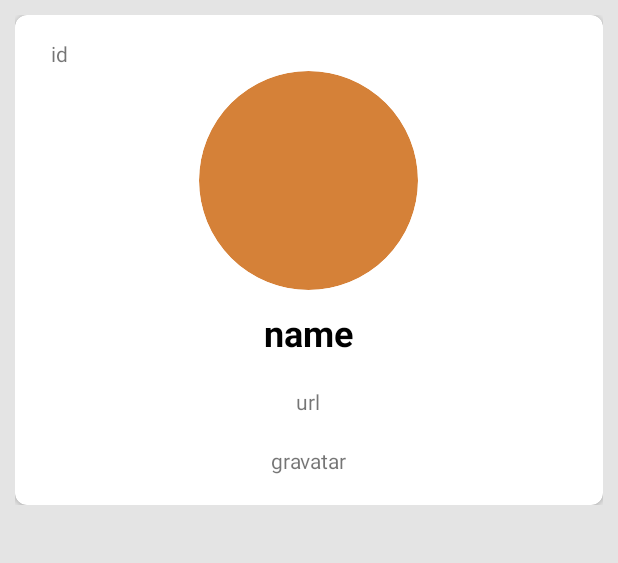
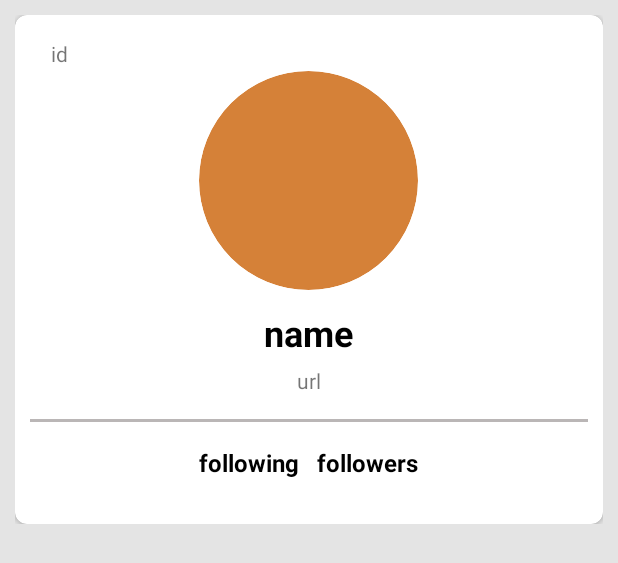
Before and after one commit to oaunkun1/TestWork, an Android app: the layout activity_proflie.xml on its own in the app's theme, with its tools: preview values and no code run, on a phone screen of 412 x 824 dp. Shown: the top 563 px of the screen. Run offline under Robolectric (Android 15) with nearby library versions, the phone set to English and light mode, and no system bars.

Commit message:
update xml

```diff
--- a/app/src/main/java/com/example/testwork/adapter/CustomListAdapter.kt
+++ b/app/src/main/java/com/example/testwork/adapter/CustomListAdapter.kt
@@ -33,6 +33,7 @@ class CustomListAdapter(private var productList: List<JsonResult>?) :
                 val name = item.actor.display_login
                 val type = item.type
                 val image = item.actor.avatar_url
+                val urls = item.actor.url
                 binding.textviewName.text = name
                 binding.textviewDetail.text = type
                 Glide
@@ -40,10 +41,13 @@ class CustomListAdapter(private var productList: List<JsonResult>?) :
                     .load(item.actor.avatar_url)
                     .error(R.drawable.account)
                     .into(binding.imageviewProduct)
+
             }
+
         }
 
     }
+
 
     inner class ViewHolder(view: View, val binding: ActivityLitsBinding) :
         RecyclerView.ViewHolder(view) {
--- a/app/src/main/res/layout/activity_proflie.xml
+++ b/app/src/main/res/layout/activity_proflie.xml
@@ -13,7 +13,6 @@
         android:layout_alignParentTop="true"
         android:layout_centerInParent="true">
 
-
         <androidx.constraintlayout.widget.ConstraintLayout
             android:layout_width="match_parent"
             android:layout_height="match_parent"
@@ -22,8 +21,8 @@
             <androidx.cardview.widget.CardView
                 android:layout_width="match_parent"
                 android:layout_height="wrap_content"
-                tools:ignore="MissingConstraints"
-                app:cardCornerRadius="8dp">
+                app:cardCornerRadius="8dp"
+                tools:ignore="MissingConstraints">
 
                 <RelativeLayout
                     android:layout_width="match_parent"
@@ -44,8 +43,8 @@
                         android:id="@+id/pro_acc"
                         android:layout_width="150dp"
                         android:layout_height="150dp"
+                        android:layout_below="@+id/id_acc"
                         android:layout_centerHorizontal="true"
-                        android:layout_below="@+id/id_acc"
                         android:src="#D58138"
                         app:civ_border_color="#FFFFFF"
                         app:civ_border_width="2dp"
@@ -53,51 +52,83 @@
                         tools:src="#D58138" />
 
                     <TextView
-                        android:id="@+id/name_display"
+                        android:id="@+id/User_name"
                         android:layout_width="wrap_content"
                         android:layout_height="wrap_content"
                         android:layout_below="@+id/pro_acc"
                         android:layout_centerHorizontal="true"
-                        android:padding="10dp"
+                        android:paddingTop="10dp"
+                        android:textColor="#000000"
                         android:textSize="24sp"
                         android:textStyle="bold"
-                        android:textColor="#000000"
                         tools:text="name"
                         tools:textSize="16sp" />
 
 
                     <TextView
-                        android:id="@+id/url_acc"
-                        android:layout_width="fill_parent"
+                        android:id="@+id/Login_name"
+                        android:layout_width="wrap_content"
                         android:layout_height="wrap_content"
-                        android:layout_below="@+id/name_display"
-                        android:layout_centerInParent="true"
-                        android:layout_marginStart="50dp"
-                        android:layout_marginTop="10dp"
+                        android:layout_below="@+id/User_name"
+                        android:layout_centerHorizontal="true"
+                        android:layout_marginTop="6dp"
                         android:gravity="center_horizontal"
                         android:textStyle="normal"
                         tools:text="url" />
 
-                    <TextView
-                        android:id="@+id/gravatar_acc"
+                    <View
+                        android:id="@+id/viewNull"
+                        android:layout_width="wrap_content"
+                        android:layout_height="2dp"
+                        android:layout_below="@+id/Login_name"
+                        android:layout_marginStart="10dp"
+                        android:layout_marginTop="16dp"
+                        android:layout_marginEnd="10dp"
+                        android:background="#BAB6B6" />
+
+                    <LinearLayout
                         android:layout_width="wrap_content"
                         android:layout_height="wrap_content"
-                        android:layout_margin="20dp"
-                        android:layout_below="@+id/url_acc"
+                        android:layout_below="@+id/viewNull"
                         android:layout_centerHorizontal="true"
-                        tools:text="gravatar"
-                        tools:textSize="14sp" />
+                        android:orientation="horizontal">
+
+                        <TextView
+
+                            android:id="@+id/following"
+                            android:layout_width="wrap_content"
+                            android:layout_height="wrap_content"
+                            android:layout_below="@+id/viewNull"
+                            android:layout_centerHorizontal="true"
+                            android:layout_marginTop="16dp"
+                            android:layout_marginEnd="12dp"
+                            android:layout_marginBottom="30dp"
+                            android:textColor="#000000"
+                            android:textSize="16sp"
+                            android:textStyle="bold"
+                            tools:text="following" />
+
+                        <TextView
+                            android:id="@+id/followers"
+                            android:layout_width="wrap_content"
+                            android:layout_height="wrap_content"
+                            android:layout_below="@+id/viewNull"
+                            android:layout_marginTop="16dp"
+                            android:layout_marginBottom="30dp"
+                            android:textColor="#000000"
+                            android:textSize="16sp"
+                            android:textStyle="bold"
+                            tools:text="followers" />
+
+                    </LinearLayout>
+
 
                 </RelativeLayout>
 
-
             </androidx.cardview.widget.CardView>
-
 
         </androidx.constraintlayout.widget.ConstraintLayout>
 
-
     </ScrollView>
 
-
 </androidx.constraintlayout.widget.ConstraintLayout>
```
Also changed, not shown: app/src/main/java/com/example/testwork/MainActivity.kt (+7 -5 lines), app/src/main/java/com/example/testwork/Proflie.kt (+35 -16 lines), app/src/main/java/com/example/testwork/models/UserName.kt (added, +11 -0 lines), app/src/main/java/com/example/testwork/servicoes/APIServicoes.kt (+7 -0 lines).
